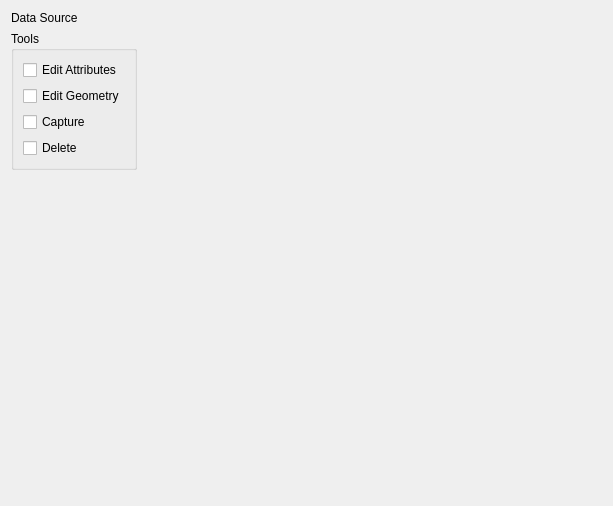
First picture: the form in src/configmanager/ui/nodewidgets/ui_layernode.ui, repository roam-qgis/Roam, before the edit.
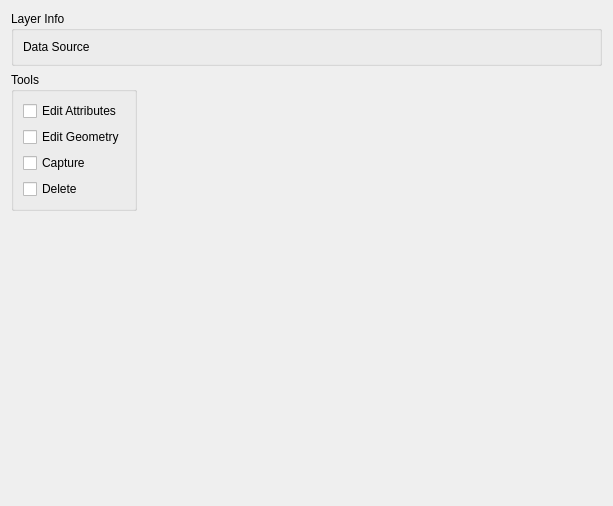
Second picture: the form after the edit.

Commit message: Display source in config manager

The edit to the form file:
```diff
--- a/src/configmanager/ui/nodewidgets/ui_layernode.ui
+++ b/src/configmanager/ui/nodewidgets/ui_layernode.ui
@@ -14,33 +14,6 @@
    <string>Form</string>
   </property>
   <layout class="QGridLayout" name="gridLayout">
-   <item row="0" column="1">
-    <widget class="QLabel" name="datasouce_label">
-     <property name="text">
-      <string/>
-     </property>
-    </widget>
-   </item>
-   <item row="0" column="0">
-    <widget class="QLabel" name="label">
-     <property name="text">
-      <string>Data Source</string>
-     </property>
-    </widget>
-   </item>
-   <item row="1" column="1">
-    <spacer name="horizontalSpacer">
-     <property name="orientation">
-      <enum>Qt::Horizontal</enum>
-     </property>
-     <property name="sizeHint" stdset="0">
-      <size>
-       <width>40</width>
-       <height>20</height>
-      </size>
-     </property>
-    </spacer>
-   </item>
    <item row="1" column="0">
     <widget class="QGroupBox" name="groupBox">
      <property name="title">
@@ -78,6 +51,19 @@
      </layout>
     </widget>
    </item>
+   <item row="1" column="1">
+    <spacer name="horizontalSpacer">
+     <property name="orientation">
+      <enum>Qt::Horizontal</enum>
+     </property>
+     <property name="sizeHint" stdset="0">
+      <size>
+       <width>40</width>
+       <height>20</height>
+      </size>
+     </property>
+    </spacer>
+   </item>
    <item row="2" column="0">
     <spacer name="verticalSpacer">
      <property name="orientation">
@@ -91,6 +77,38 @@
      </property>
     </spacer>
    </item>
+   <item row="0" column="0" colspan="2">
+    <widget class="QGroupBox" name="groupBox_2">
+     <property name="title">
+      <string>Layer Info</string>
+     </property>
+     <layout class="QFormLayout" name="formLayout">
+      <property name="fieldGrowthPolicy">
+       <enum>QFormLayout::AllNonFixedFieldsGrow</enum>
+      </property>
+      <item row="0" column="0">
+       <widget class="QLabel" name="label">
+        <property name="sizePolicy">
+         <sizepolicy hsizetype="Maximum" vsizetype="Preferred">
+          <horstretch>0</horstretch>
+          <verstretch>0</verstretch>
+         </sizepolicy>
+        </property>
+        <property name="text">
+         <string>Data Source</string>
+        </property>
+       </widget>
+      </item>
+      <item row="0" column="1">
+       <widget class="QLabel" name="datasouce_label">
+        <property name="text">
+         <string/>
+        </property>
+       </widget>
+      </item>
+     </layout>
+    </widget>
+   </item>
   </layout>
  </widget>
  <resources/>
```
The commit also changes 1 other file.
